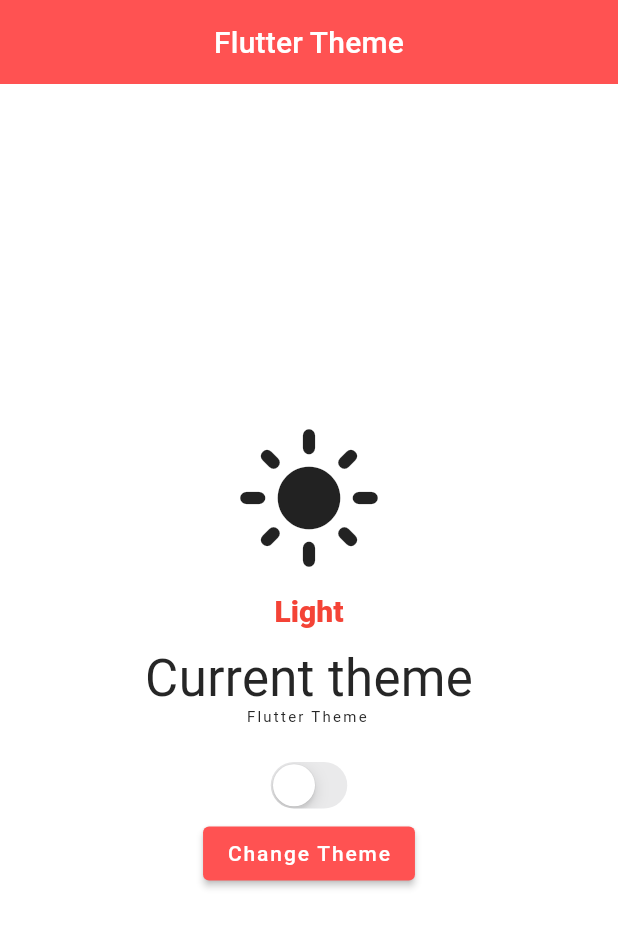
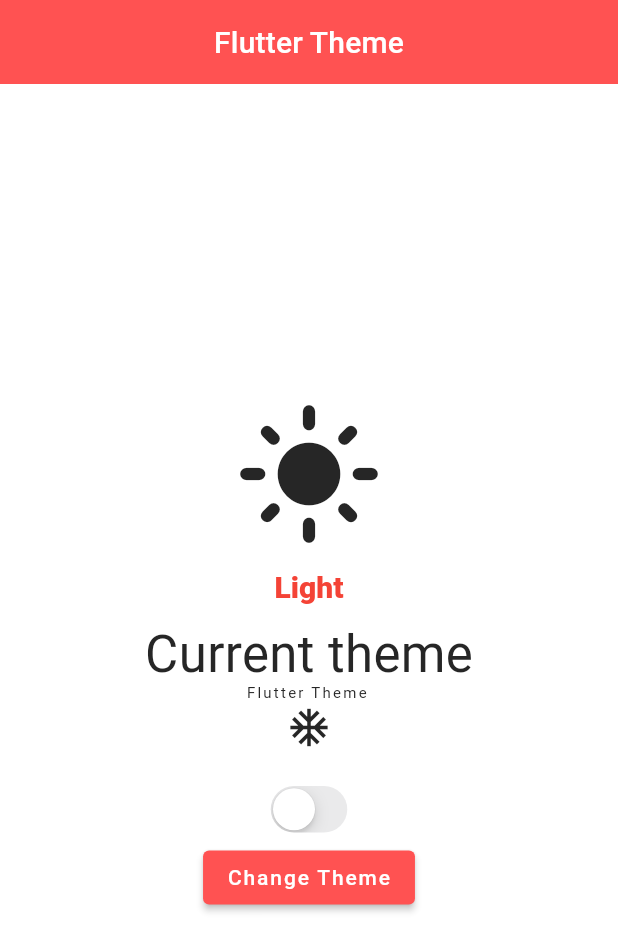
Before and after one commit to Khiriah/Theme-Template, a Flutter app: the screen it shows after launch, on a phone screen of 412 x 824 dp. Shown: the top 951 px of the screen. Run offline on Flutter 3.47's test engine with Material 2 defaults, Android fonts, the phone set to English and light mode, and no system bars; our stand-ins replace get, get_storage, google_fonts; Roboto replaces fonts that are missing (Ubuntu).

Commit message:
Customed iconTheme

```diff
--- a/lib/core/theme/dark_theme.dart
+++ b/lib/core/theme/dark_theme.dart
@@ -5,6 +5,7 @@ import 'element/text_theme.dart';
 // ignore: non_constant_identifier_names
 ThemeData DarkThemeData() {
   return ThemeData(
+    iconTheme: const IconThemeData(color: lightColor),
     brightness: Brightness
         .dark, //Setting the Brightness to Dark  so that this can be used as Dark ThemeData
     scaffoldBackgroundColor: darkColor,
@@ -12,7 +13,11 @@ ThemeData DarkThemeData() {
     textTheme:
         CustomTextTheme.textThemeDark, //Setting the Text Theme to DarkTextTheme
 
-    appBarTheme: const AppBarTheme(centerTitle: true),
+    appBarTheme: const AppBarTheme(
+      backgroundColor: darkColor,
+      iconTheme: IconThemeData(color: lightColor),
+      centerTitle: true,
+    ),
 
     bottomNavigationBarTheme: const BottomNavigationBarThemeData(
       selectedIconTheme: IconThemeData(
@@ -28,8 +33,7 @@ ThemeData DarkThemeData() {
     elevatedButtonTheme: ElevatedButtonThemeData(
         style: ButtonStyle(
       backgroundColor: MaterialStateProperty.all<Color>(mainColor),
-    )
-    ),
+    )),
     //! You Can Set All Your Custom Dark Theme Here
   );
 }
--- a/lib/core/theme/light_theme.dart
+++ b/lib/core/theme/light_theme.dart
@@ -5,6 +5,7 @@ import 'element/text_theme.dart';
 
 ThemeData LightThemeData() {
   return ThemeData(
+    iconTheme: const IconThemeData(color: darkColor),
     brightness: Brightness
         .light, //Setting the Brightness to light  so that this can be used as Light ThemeData
     scaffoldBackgroundColor: lightColor,
@@ -25,6 +26,7 @@ ThemeData LightThemeData() {
 
     appBarTheme: const AppBarTheme(
       backgroundColor: mainColor,
+      iconTheme: const IconThemeData(color: darkColor),
       elevation: 0,
       centerTitle: true,
     ),
--- a/lib/core/views/home_view.dart
+++ b/lib/core/views/home_view.dart
@@ -58,6 +58,11 @@ class HomeView extends StatelessWidget {
               SelectableText(
                 'Flutter Theme',
                 style: Theme.of(context).textTheme.overline,
+              ),
+              const SizedBox(height: 2),
+              const Icon(
+                Icons.ac_unit,
+                size: 30,
               ),
               const SizedBox(height: 20),
               CupertinoSwitch(
```
